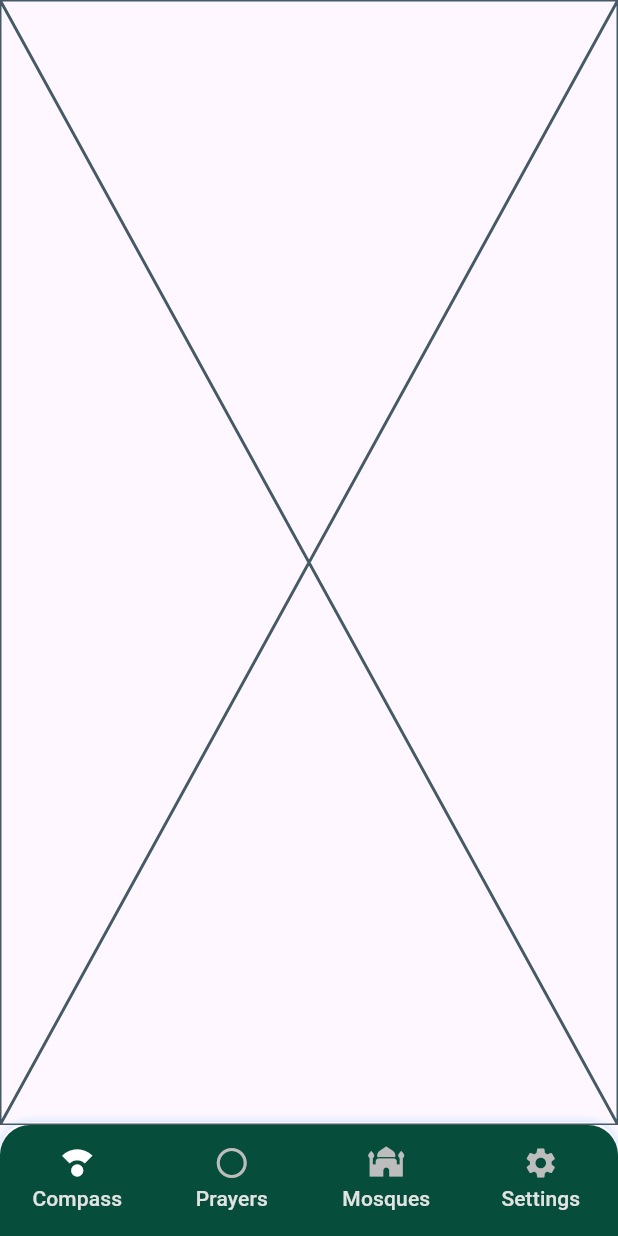
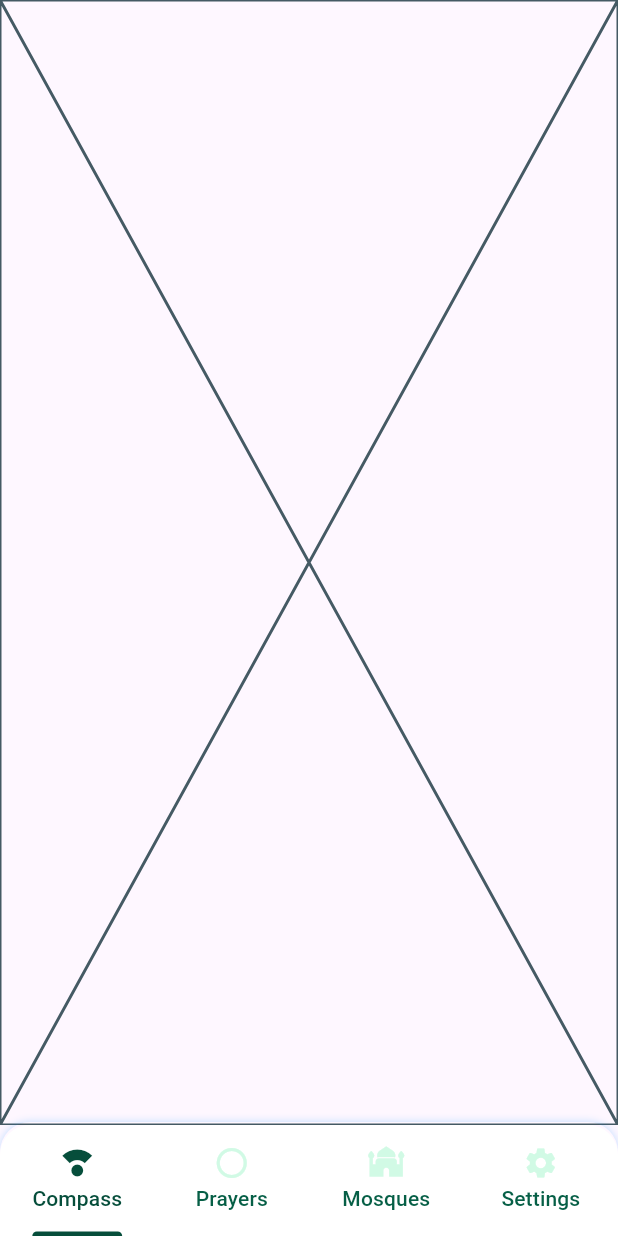
Before and after one commit to Abdul20009/qibla_compass_app, a Flutter app: the screen it shows after launch, on a phone screen of 412 x 824 dp. Run offline on Flutter 3.47's test engine with Material 3 defaults, Android fonts, the phone set to English and light mode, and no system bars.

Commit message:
feat: Update bottom navigation bar colors for improved visibility

```diff
--- a/lib/app/features/screens/home nav screen/home_nav_screen.dart
+++ b/lib/app/features/screens/home nav screen/home_nav_screen.dart
@@ -45,7 +45,7 @@ class _HomeNavState extends State<HomeNav> with TickerProviderStateMixin {
     return Scaffold(
       bottomNavigationBar: Container(
         decoration: BoxDecoration(
-          color: primary,
+          color: white,
           borderRadius: const BorderRadius.only(
             topLeft: Radius.circular(20),
             topRight: Radius.circular(20),
@@ -62,32 +62,33 @@ class _HomeNavState extends State<HomeNav> with TickerProviderStateMixin {
         ),
         child: TabBar(
           controller: _tabController,
-          dividerColor: Colors.transparent,
-          labelColor: Color(0xffE3E3E3),
-          unselectedLabelColor: Color(0xffE3E3E3),
-          indicatorColor: Colors.transparent,
+          dividerColor: white,
+          labelColor: primary ,
+          unselectedLabelColor: Color(0xff065F46),
+          indicatorColor: primary,
           labelPadding: EdgeInsets.symmetric(horizontal: 4),
           isScrollable: false,
           tabs: [
             Tab(
               icon: Icon(Icons.compass_calibration,
-                  color: tab == 0 ? Colors.white : Colors.grey.shade400),
-              text: 'Compass',
+                  color: tab == 0 ? primary : greenAccent),
+              text: 'Compass' ,
+
             ),
             Tab(
               icon: Icon(Icons.panorama_fisheye_rounded,
-                  color: tab == 1 ? Colors.white : Colors.grey.shade400),
+                  color: tab == 1 ? primary : greenAccent),
               text: 'Prayers',
             ),
 
             Tab(
               icon: Icon(Icons.mosque,
-                  color: tab == 2 ? Colors.white : Colors.grey.shade400),
+                  color: tab == 2 ? primary : greenAccent),
               text: 'Mosques',
             ),
             Tab(
               icon: Icon(Icons.settings,
-                  color: tab == 3 ? Colors.white : Colors.grey.shade400),
+                  color: tab == 3 ? primary : greenAccent),
               text: 'Settings',
             ),
           ],
```
